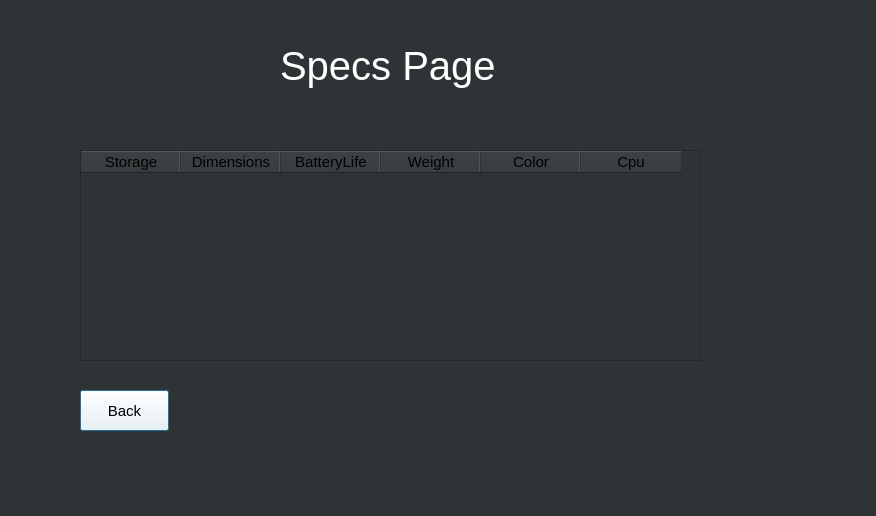
The window that Specs.ui (JohnCMeyer/PhoneFinder) describes before a commit, drawn with Qt 5.
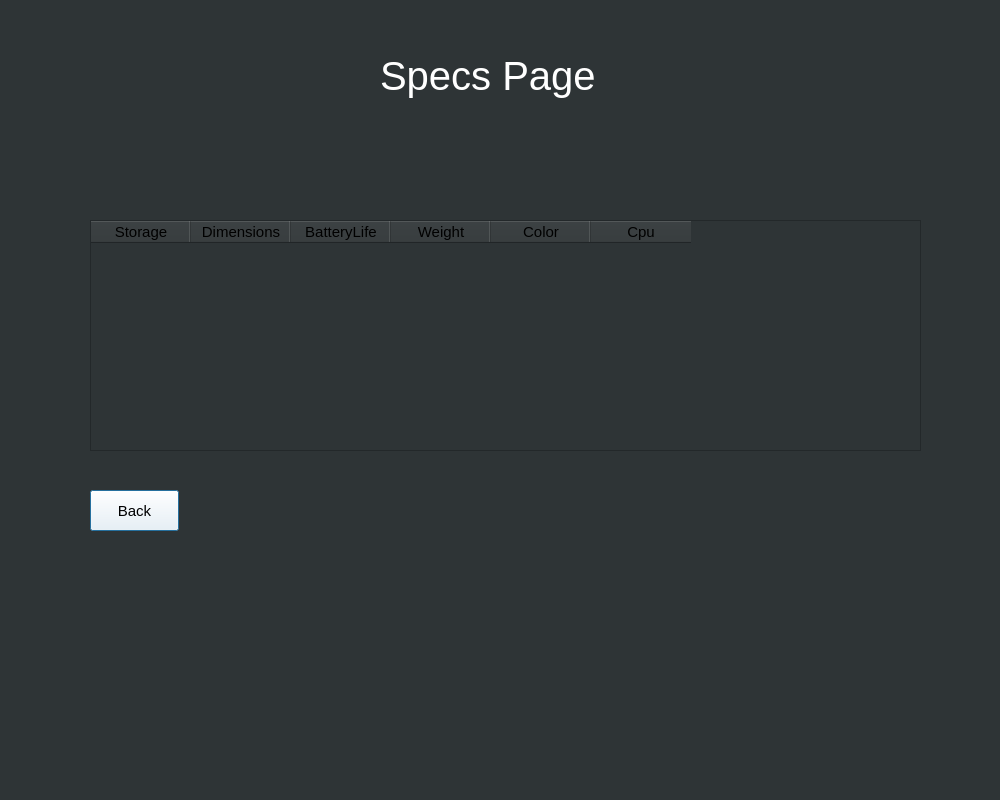
The same window after the commit.

The edit to the form file:
```diff
--- a/Specs.ui
+++ b/Specs.ui
@@ -6,8 +6,8 @@
    <rect>
     <x>0</x>
     <y>0</y>
-    <width>876</width>
-    <height>516</height>
+    <width>1000</width>
+    <height>800</height>
    </rect>
   </property>
   <property name="windowTitle">
@@ -19,8 +19,8 @@
   <widget class="QLabel" name="label">
    <property name="geometry">
     <rect>
-     <x>280</x>
-     <y>40</y>
+     <x>380</x>
+     <y>50</y>
      <width>241</width>
      <height>51</height>
     </rect>
@@ -36,10 +36,10 @@
   <widget class="QTableWidget" name="tableWidget">
    <property name="geometry">
     <rect>
-     <x>80</x>
-     <y>150</y>
-     <width>621</width>
-     <height>211</height>
+     <x>90</x>
+     <y>220</y>
+     <width>831</width>
+     <height>231</height>
     </rect>
    </property>
    <property name="styleSheet">
@@ -80,8 +80,8 @@
   <widget class="QPushButton" name="specsBackButton">
    <property name="geometry">
     <rect>
-     <x>80</x>
-     <y>390</y>
+     <x>90</x>
+     <y>490</y>
      <width>89</width>
      <height>41</height>
     </rect>
```
